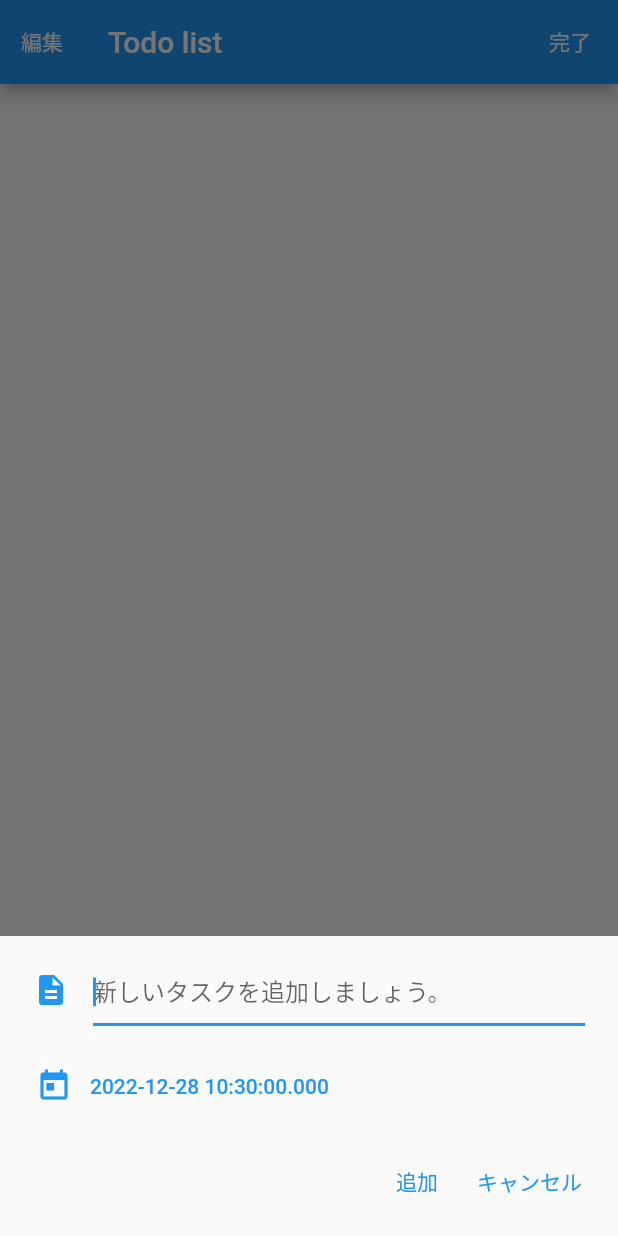
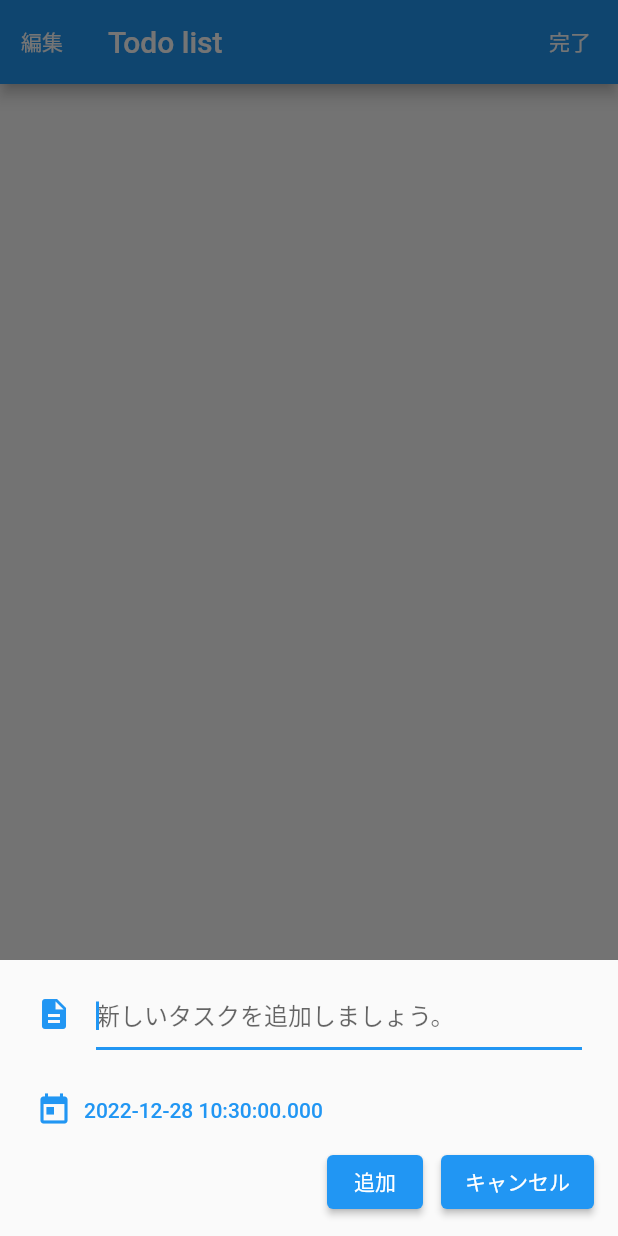
Before and after one commit to MasterHiei/todo_list, a Flutter app: the screen it shows after launch, after a tap on the "add" icon, on a phone screen of 412 x 824 dp. Run offline on Flutter 3.47's test engine with Material 2 defaults, Android fonts, the phone set to English and light mode, and no system bars.

Commit message:
feat: improving ui of create todo bottom sheet

```diff
--- a/lib/components/create_todo_bottom_sheet.dart
+++ b/lib/components/create_todo_bottom_sheet.dart
@@ -37,9 +37,10 @@ class _CreateTodoBottomSheetState extends State<CreateTodoBottomSheet> {
         ),
         child: Column(
           mainAxisSize: MainAxisSize.min,
+          crossAxisAlignment: CrossAxisAlignment.start,
           children: [
             Padding(
-              padding: const EdgeInsets.symmetric(horizontal: 6),
+              padding: const EdgeInsets.symmetric(horizontal: 8),
               child: TextField(
                 controller: _controller,
                 decoration: const InputDecoration(
@@ -50,25 +51,20 @@ class _CreateTodoBottomSheetState extends State<CreateTodoBottomSheet> {
               ),
             ),
             const SizedBox(height: 16),
-            TextButton(
+            TextButton.icon(
               onPressed: () {},
-              child: Row(
-                children: [
-                  const Icon(Icons.today),
-                  const SizedBox(width: 12),
-                  Text(DateTime.now().toString()),
-                ],
-              ),
+              icon: const Icon(Icons.today),
+              label: Text(DateTime.now().toString()),
             ),
-            const SizedBox(height: 16),
             Row(
               mainAxisAlignment: MainAxisAlignment.end,
               children: [
-                TextButton(
+                ElevatedButton(
                   onPressed: _onCreate,
                   child: const Text('追加'),
                 ),
-                TextButton(
+                const SizedBox(width: 12),
+                ElevatedButton(
                   onPressed: () => Navigator.pop(context),
                   child: const Text('キャンセル'),
                 ),
```
